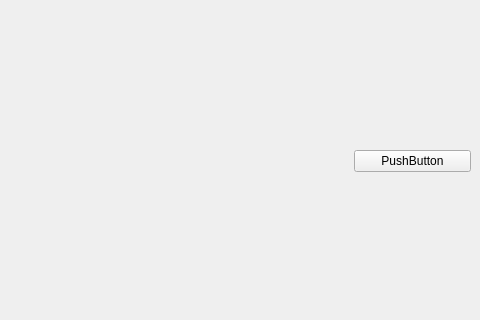
Old version of the form trade_monitor/trade_monitor/gapfill_heatmap.ui in the repository takkin-takilog/namake-trader; both pictures show x 412 to 892 and y 142 to 462 of the 892 by 696 pixel window.
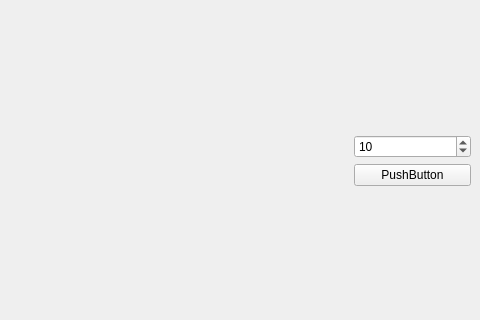
New version of the form.

```diff
--- a/trade_monitor/trade_monitor/gapfill_heatmap.ui
+++ b/trade_monitor/trade_monitor/gapfill_heatmap.ui
@@ -62,6 +62,16 @@
         </property>
        </spacer>
       </item>
+      <item>
+       <widget class="QSpinBox" name="spinBox_ThinOut">
+        <property name="maximum">
+         <number>20</number>
+        </property>
+        <property name="value">
+         <number>10</number>
+        </property>
+       </widget>
+      </item>
       <item>
        <widget class="QPushButton" name="pushButton">
         <property name="text">
```
